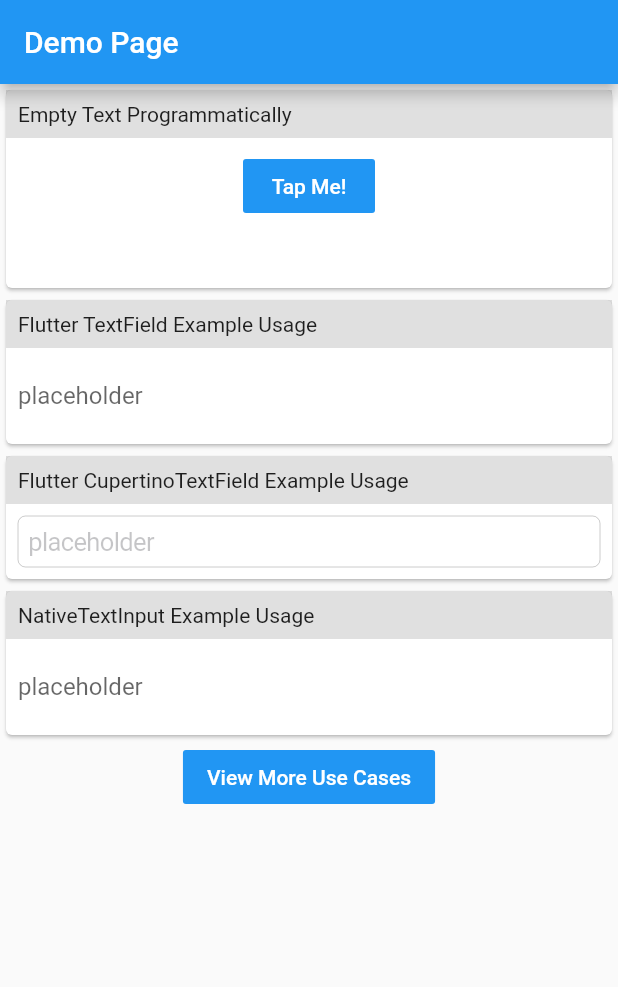
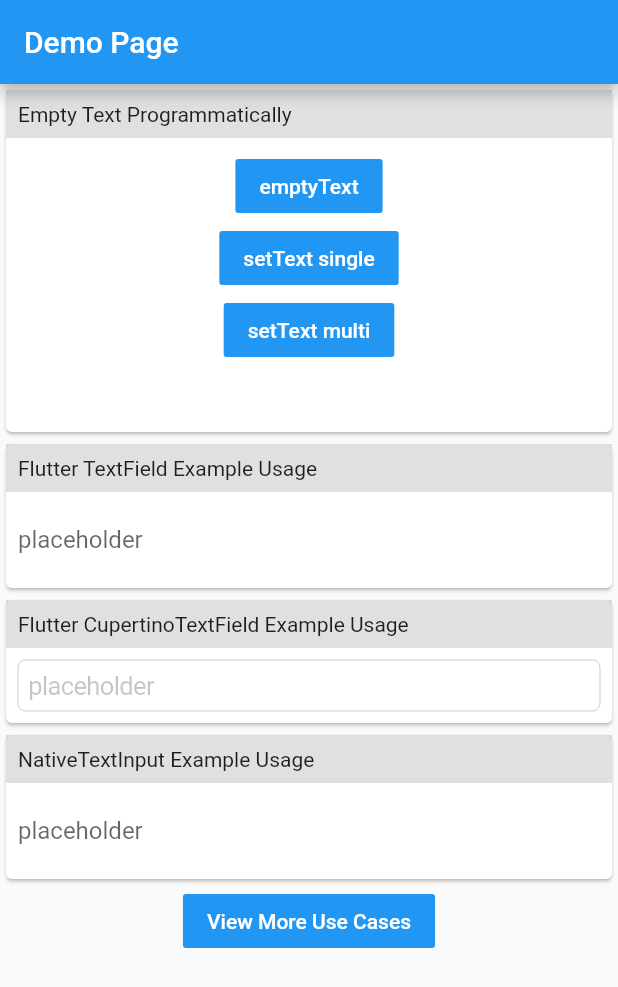
Before and after one commit to henryleunghk/flutter-native-text-input, a Flutter app: the screen it shows after launch, on a phone screen of 412 x 824 dp. Shown: the top 987 px of the screen. Run offline on Flutter 3.47's test engine with Material 2 defaults, Android fonts, the phone set to English and light mode, and no system bars.

Commit message:
setText for native controller

```diff
--- a/example/lib/main.dart
+++ b/example/lib/main.dart
@@ -52,10 +52,29 @@ class HomePage extends StatelessWidget {
                   FlatButton(
                     color: Colors.blue,
                     colorBrightness: Brightness.dark,
-                    child: Text("Tap Me!"),
+                    child: Text("emptyText"),
                     onPressed: () {
                       print('_nativeTextInputController.emptyText !!');
                       _nativeTextInputController.emptyText();
+                    },
+                  ),
+                  FlatButton(
+                    color: Colors.blue,
+                    colorBrightness: Brightness.dark,
+                    child: Text("setText single"),
+                    onPressed: () {
+                      print('_nativeTextInputController.setText !!');
+                      _nativeTextInputController.setText("shay dadosh");
+                    },
+                  ),
+                  FlatButton(
+                    color: Colors.blue,
+                    colorBrightness: Brightness.dark,
+                    child: Text("setText multi"),
+                    onPressed: () {
+                      print('_nativeTextInputController.setText !!');
+                      _nativeTextInputController
+                          .setText("shay dadosh 1\nhello world 2\nline 3");
                     },
                   ),
                   NativeTextInput(
--- a/lib/flutter_native_text_input.dart
+++ b/lib/flutter_native_text_input.dart
@@ -88,6 +88,12 @@ class NativeTextInputController {
     assert(isAttached,
         "NativeTextInputController must be attached to a NativeTextInputState");
     _nativeTextInputState.emptyText();
+  }
+
+  void setText(String text) {
+    assert(isAttached,
+        "NativeTextInputController must be attached to a NativeTextInputState");
+    _nativeTextInputState.setText(text);
   }
 }
 
@@ -213,6 +219,11 @@ class _NativeTextInputState extends State<NativeTextInput> {
       _currentLineIndex = 1;
       _currentHeight = 1;
     });
+  }
+
+  setText(String text) {
+    emptyText();
+    _channel.invokeMethod("setText", {"text": text ?? ""});
   }
 
   void _createMethodChannel(int nativeViewId) {
```
Also changed, not shown: 1 other file.
